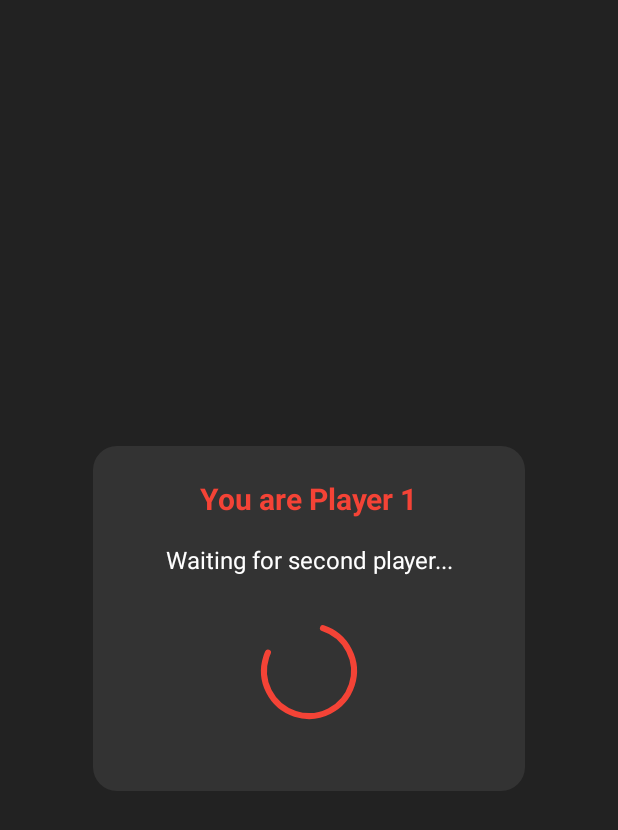
After one commit to christiansuslic/hackatum2025-mobileapp, an Android app built with Jetpack Compose: the composable WaitingScreen shown on its own in the app's theme, on a phone screen of 412 x 824 dp. The commit adds this screen. Shown: the top 830 px of the screen. Run offline under Robolectric (Android 15) with nearby library versions, the phone set to English and light mode, and no system bars.

Commit message:
feat: added waiting screen

```diff
--- a/composeApp/src/commonMain/kotlin/com/example/insanecrossmobilepingpongapp/model/Screen.kt
+++ b/composeApp/src/commonMain/kotlin/com/example/insanecrossmobilepingpongapp/model/Screen.kt
@@ -8,6 +8,11 @@ sealed class Screen {
      * Start menu where user selects player role.
      */
     data object Menu : Screen()
+
+    /**
+     * Waiting screen until all players join.
+     */
+    data object Waiting : Screen()
 
     /**
      * Game screen with racket view and motion control.
--- /dev/null
+++ b/composeApp/src/commonMain/kotlin/com/example/insanecrossmobilepingpongapp/ui/WaitingScreen.kt
@@ -0,0 +1,78 @@
+package com.example.insanecrossmobilepingpongapp.ui
+
+import androidx.compose.foundation.background
+import androidx.compose.foundation.layout.*
+import androidx.compose.foundation.shape.RoundedCornerShape
+import androidx.compose.material3.Card
+import androidx.compose.material3.CardDefaults
+import androidx.compose.material3.CircularProgressIndicator
+import androidx.compose.material3.Text
+import androidx.compose.runtime.Composable
+import androidx.compose.ui.Alignment
+import androidx.compose.ui.Modifier
+import androidx.compose.ui.graphics.Color
+import androidx.compose.ui.text.font.FontWeight
+import androidx.compose.ui.unit.dp
+import androidx.compose.ui.unit.sp
+import com.example.insanecrossmobilepingpongapp.model.PlayerRole
+
+@Composable
+fun WaitingScreen(playerRole: PlayerRole) {
+    val playerNumber = if (playerRole == PlayerRole.PLAYER1) 1 else 2
+
+    val playerColor = when (playerNumber) {
+        1 -> Color(0xFFF44336)
+        2 -> Color(0xFF4CAF50)
+        else -> Color.White
+    }
+
+    Box(
+        modifier = Modifier
+            .fillMaxSize()
+            .background(Color(0xFF222222)),
+        contentAlignment = Alignment.Center
+    ) {
+        Card(
+            modifier = Modifier
+                .width(320.dp)
+                .padding(16.dp),
+            shape = RoundedCornerShape(16.dp),
+            colors = CardDefaults.cardColors(
+                containerColor = Color(0xFF333333)
+            )
+        ) {
+            Column(
+                horizontalAlignment = Alignment.CenterHorizontally,
+                verticalArrangement = Arrangement.Center,
+                modifier = Modifier
+                    .padding(24.dp)
+                    .fillMaxWidth()
+            ) {
+                Text(
+                    "You are Player $playerNumber",
+                    fontSize = 20.sp,
+                    color = playerColor,
+                    fontWeight = FontWeight.Bold
+                )
+
+                Spacer(modifier = Modifier.height(20.dp))
+
+                Text(
+                    "Waiting for second player...",
+                    fontSize = 16.sp,
+                    color = Color.White
+                )
+
+                Spacer(modifier = Modifier.height(32.dp))
+
+                CircularProgressIndicator(
+                    color = playerColor,
+                    strokeWidth = 4.dp,
+                    modifier = Modifier.size(64.dp)
+                )
+
+                Spacer(modifier = Modifier.height(24.dp))
+            }
+        }
+    }
+}
```
Also changed, not shown: composeApp/src/commonMain/kotlin/com/example/insanecrossmobilepingpongapp/App.kt (+7 -0 lines), composeApp/src/commonMain/kotlin/com/example/insanecrossmobilepingpongapp/controller/ControllerViewModel.kt (+14 -2 lines).
